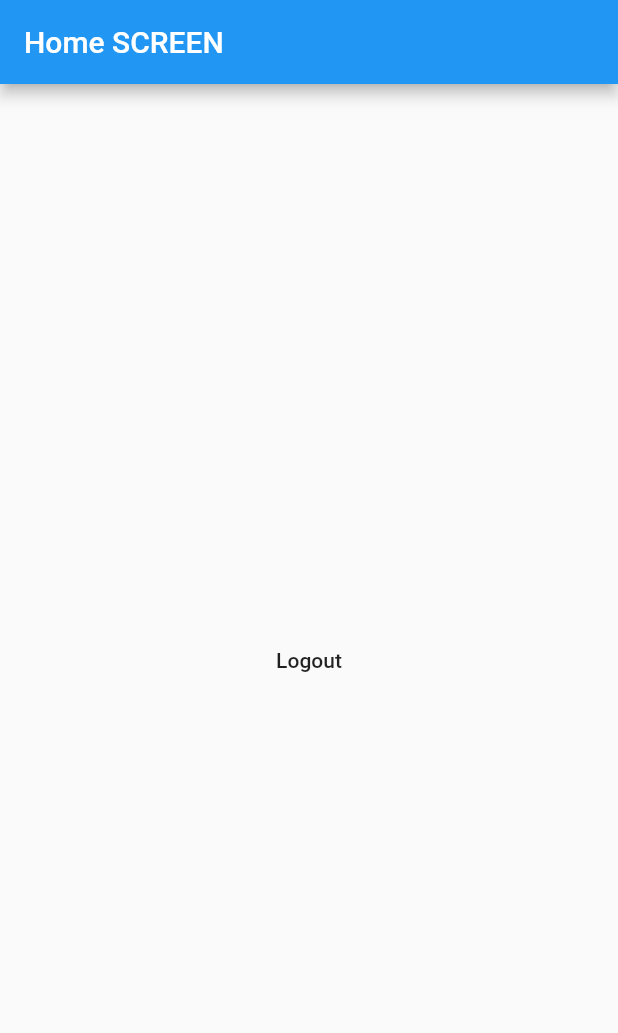
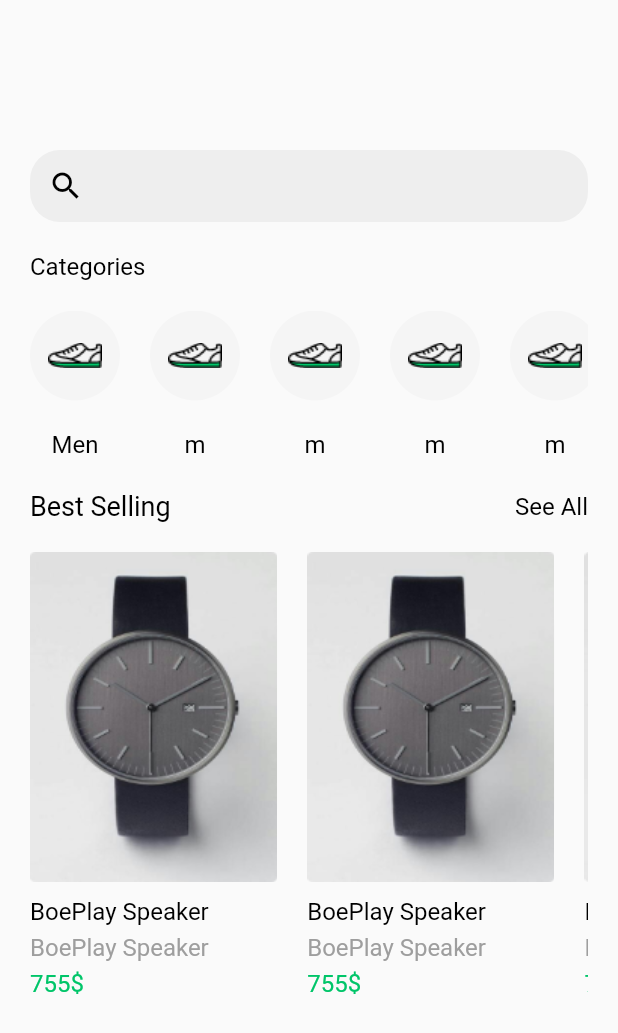
Before and after one commit to Ghandio/e-commerce, a Flutter app: the screen it shows once a user with an empty profile is signed in, on a phone screen of 412 x 824 dp. Shown: the top 1033 px of the screen. Run offline on Flutter 3.47's test engine with Material 2 defaults, Android fonts, the phone set to English and light mode, and no system bars; our stand-ins replace cloud_firestore, firebase_auth, firebase_core, get, google_sign_in; missing offline and left inert: flutter_facebook_auth; accounts and stored records are empty.

Commit message:
Home page added

```diff
--- a/lib/view/home_screen.dart
+++ b/lib/view/home_screen.dart
@@ -1,23 +1,120 @@
+// ignore_for_file: prefer_const_constructors
+import 'package:b_store/const.dart';
 import 'package:b_store/view/auth/login_screen.dart';
+import 'package:b_store/view/widgets/custom_text.dart';
 import 'package:firebase_auth/firebase_auth.dart';
 import 'package:firebase_core/firebase_core.dart';
 import 'package:flutter/material.dart';
 import 'package:get/get.dart';
 class HomeScreen extends StatelessWidget {
-  FirebaseAuth _auth=FirebaseAuth.instance;
+  final List<String> names=<String>['Men','m','m','m','m'];
 
   @override
   Widget build(BuildContext context) {
     return Scaffold(
-      appBar: AppBar(
-        title: Text("Home SCREEN"),
+      body:Container(
+        padding: EdgeInsets.only(top: 100,left:20 ,right:20 ),
+        child: Column(
+          children: [
+           _searchTextFormField(),
+            SizedBox(height: 20,),
+            CustomText(title: 'Categories',),
+            SizedBox(height: 20,),
+            _listViewCategory(),
+            SizedBox(height: 20,),
+            Row(
+              mainAxisAlignment: MainAxisAlignment.spaceBetween
+            ,children: [
+              CustomText(title: "Best Selling",fontSize: 18),
+              CustomText(title: 'See All',fontSize: 16,)
+            ],),
+            SizedBox(height: 20,),
+            _listViewProduct(),
+
+          ],
+        ),
+      )
+    );
+  }
+
+  Widget _searchTextFormField() {
+    return  Container(
+      decoration: BoxDecoration(
+          borderRadius: BorderRadius.circular(20),
+          color:Colors.grey.shade200
       ),
-      body: Center(
-        child: FlatButton(onPressed: () {
-          _auth.signOut();
-          Get.offAll(LoginScreen());
-        }, child: Text('Logout'),),
+      child: TextFormField(
+        decoration: InputDecoration(
+            border: InputBorder.none,
+            prefixIcon: Icon(Icons.search,color: Colors.black,)
         ),
+      ),
+    );
+  }
+
+  Widget _listViewCategory() {
+    return Container(
+      height: 100,
+      child: ListView.separated(
+        itemCount: names.length,
+        scrollDirection: Axis.horizontal,
+        itemBuilder: (context,index){
+          return Column(
+            children: [
+              Container(
+                decoration: BoxDecoration(
+                    borderRadius: BorderRadius.circular(50),
+                    color: Colors.grey.shade100
+                ),
+                height: 60,
+                width: 60,
+                child: Padding(
+                    padding:EdgeInsets.all(8.0),
+                    child: Image.asset('assets/images/shoes.png')),
+              ),
+              SizedBox(height: 20,),
+              CustomText(title: names[index],)
+
+            ],
+          );}, separatorBuilder: ( context, index) =>SizedBox(width: 20,),
+      ),
+    );
+  }
+
+  Widget _listViewProduct() {
+    return Container(
+      height: 350,
+      child: ListView.separated(
+        itemCount: names.length,
+        scrollDirection: Axis.horizontal,
+        itemBuilder: (context,index){
+          return Container(
+            width: MediaQuery.of(context).size.width * .4,
+            child: Column(
+              children: [
+                Container(
+                  decoration: BoxDecoration(
+                      borderRadius: BorderRadius.circular(50),
+                      color: Colors.grey.shade100
+                  ),
+                  width: MediaQuery.of(context).size.width * .4,
+                  child: Container(
+
+                      height: 220,child: Image.asset('assets/images/watch.png',fit:BoxFit.fill ,)),
+                ),
+                SizedBox(height: 10,),
+                CustomText(title: 'BoePlay Speaker',
+                alignment: Alignment.bottomLeft,),
+                SizedBox(height: 5,),
+                CustomText(title: 'BoePlay Speaker',
+                  alignment: Alignment.bottomLeft,color: Colors.grey,),
+                SizedBox(height: 5,),
+                CustomText(title: "755\$",
+                  alignment: Alignment.bottomLeft,color: kPrimarycolor,)
+              ],
+            ),
+          );}, separatorBuilder: ( context, index) =>SizedBox(width: 20,),
+      ),
     );
   }
 }
```
Also changed, not shown: assets/images/shoes.png (added), assets/images/watch.png (added).
